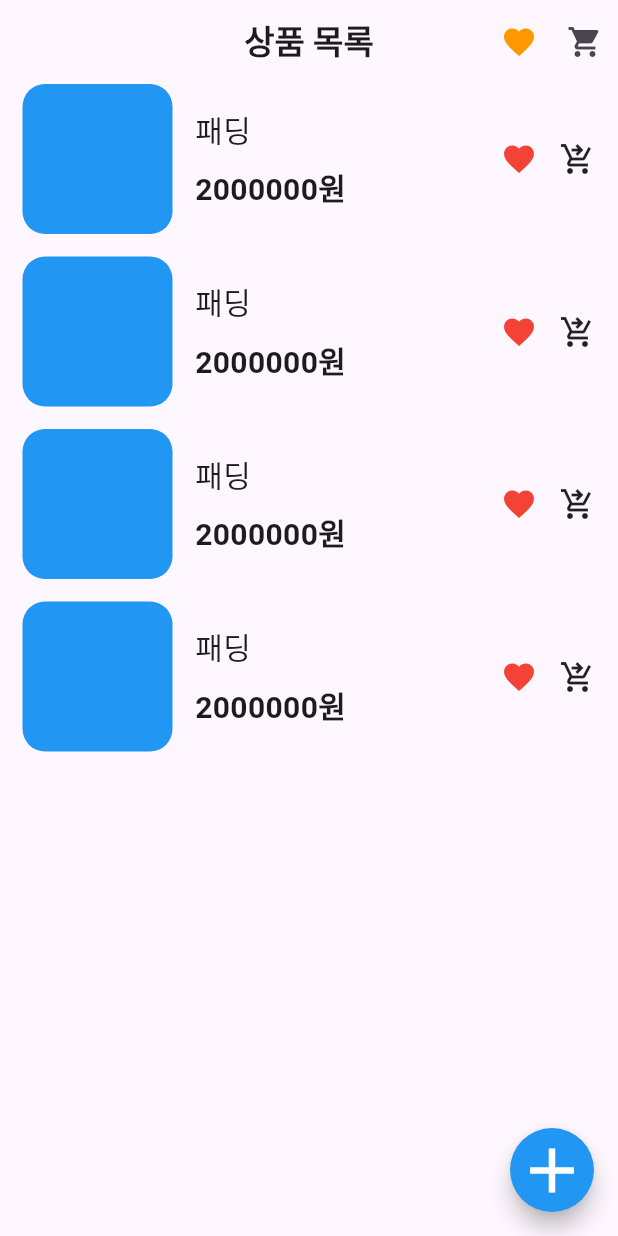
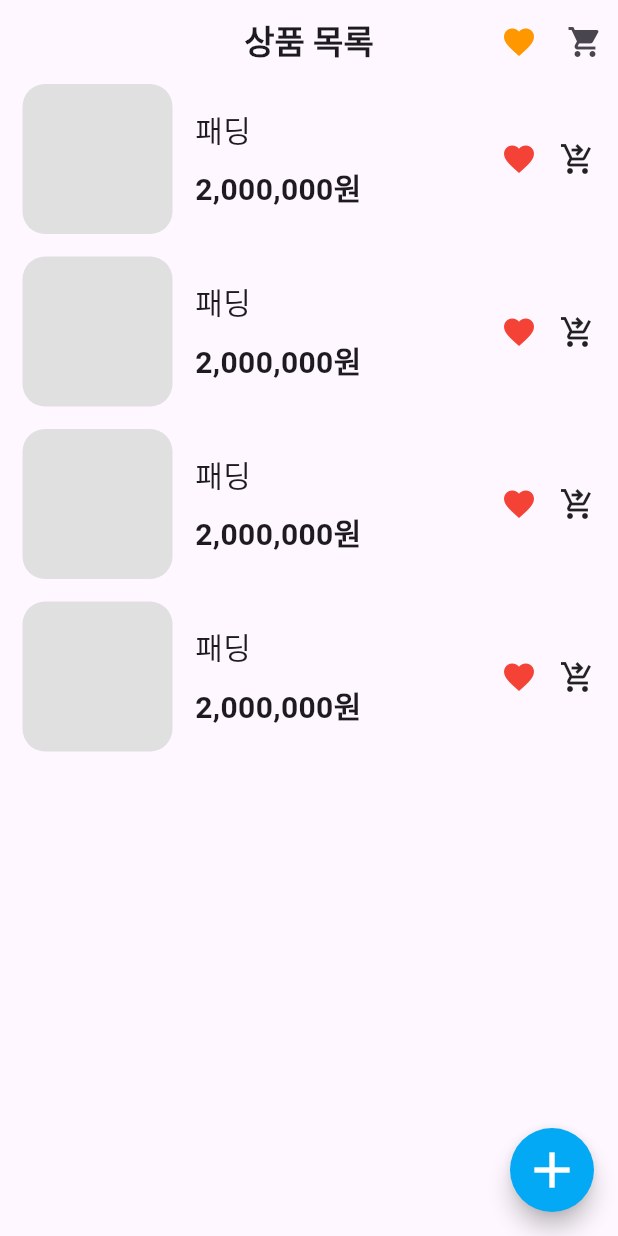
Before and after one commit to jang08089/flutter_shopping, a Flutter app: the screen it shows after launch, on a phone screen of 412 x 824 dp. Run offline on Flutter 3.47's test engine with Material 3 defaults, Android fonts, the phone set to English and light mode, and no system bars; our stand-ins replace image_picker; accounts and stored records are empty.

Commit message:
Update: item list, home page, and Add Product Page

```diff
--- a/lib/pages/add_product_pages/widgets/product_description_input.dart
+++ b/lib/pages/add_product_pages/widgets/product_description_input.dart
@@ -7,7 +7,10 @@ class ProductDescriptionInput extends StatelessWidget {
 
   @override
   Widget build(BuildContext context) {
-    return Column(
+    return GestureDetector(
+      onTap: () => FocusScope.of(context).unfocus(),
+      behavior: HitTestBehavior.translucent,
+      child: Column(
         crossAxisAlignment: CrossAxisAlignment.start,
         children: [
           Text(
@@ -41,6 +44,7 @@ class ProductDescriptionInput extends StatelessWidget {
             onSaved: onSaved,
           ),
         ],
+      ),
     );
   }
 }
--- a/lib/pages/add_product_pages/widgets/product_price_input.dart
+++ b/lib/pages/add_product_pages/widgets/product_price_input.dart
@@ -30,7 +30,10 @@ class _ProductPriceInputState extends State<ProductPriceInput> {
 
   @override
   Widget build(BuildContext context) {
-    return Column(
+    return GestureDetector(
+      onTap: () => FocusScope.of(context).unfocus(),
+      behavior: HitTestBehavior.translucent,
+      child: Column(
         crossAxisAlignment: CrossAxisAlignment.start,
         children: [
           Text(
@@ -82,6 +85,7 @@ class _ProductPriceInputState extends State<ProductPriceInput> {
             },
           ),
         ],
+      ),
     );
   }
 }
--- a/lib/pages/home/home_page.dart
+++ b/lib/pages/home/home_page.dart
@@ -5,16 +5,23 @@ import 'package:flutter_shopping/pages/home/widget/item_list.dart';
 import 'package:flutter_shopping/pages/home/widget/other_page.dart';
 import 'package:flutter_shopping/pages/product_details/product_details_page.dart';
 
-class HomePage extends StatelessWidget {
+class HomePage extends StatefulWidget {
   const HomePage({super.key});
-  final List<Map<String, dynamic>> dummyItems = const [
+
+  @override
+  State<HomePage> createState() => _HomePageState();
+}
+
+class _HomePageState extends State<HomePage> {
+  final List<Map<String, dynamic>> items = [
     {'name': '패딩', 'price': 2000000, 'selected': true},
     {'name': '패딩', 'price': 2000000, 'selected': true},
     {'name': '패딩', 'price': 2000000, 'selected': true},
     {'name': '패딩', 'price': 2000000, 'selected': true},
   ];
+
   Widget get bodyContent {
-    if (dummyItems.isEmpty) {
+    if (items.isEmpty) {
       return Center(
         child: Column(
           mainAxisAlignment: MainAxisAlignment.center,
@@ -31,17 +38,17 @@ class HomePage extends StatelessWidget {
     return Padding(
       padding: const EdgeInsets.symmetric(horizontal: 15),
       child: ListView.separated(
-        itemCount: dummyItems.length,
+        itemCount: items.length,
         separatorBuilder: (context, index) => const SizedBox(height: 15),
         itemBuilder: (context, index) {
-          final item = dummyItems[index];
+          final item = items[index];
           return GestureDetector(
             onTap: () {
               Navigator.push(
                 context,
                 MaterialPageRoute(
                   builder: (context) =>
-                      DetailPage(itemName: item['name'] as String),
+                      DetailPage(itemName: item['name']?.toString() ?? ""),
                 ),
               );
               // Navigator.push(
@@ -50,9 +57,10 @@ class HomePage extends StatelessWidget {
               // );
             },
             child: itemList(
-              item['name'] as String,
-              item['price'] as int,
+              item['name']?.toString() ?? "",
+              item['price'] ?? 0,
               item['selected'] as bool,
+              imagePath: item["image"]?.toString() ?? "",
             ),
           );
         },
@@ -100,15 +108,23 @@ class HomePage extends StatelessWidget {
       body: bodyContent,
 
       floatingActionButton: FloatingActionButton(
-        onPressed: () {
-          Navigator.push(
+        onPressed: () async {
+          final newItem = await Navigator.push(
             context,
             MaterialPageRoute(builder: (context) => AddProductPage()),
           );
+
+          if (newItem != null && newItem is Map<String, dynamic>) {
+            setState(() {
+              items.add(newItem);
+            });
+          }
         },
-        child: Icon(Icons.add, color: Colors.white, size: 50),
-        backgroundColor: Colors.blue,
-        shape: RoundedRectangleBorder(borderRadius: BorderRadius.circular(30)),
+        backgroundColor: Colors.lightBlue,
+        elevation: 6,
+        highlightElevation: 12,
+        shape: CircleBorder(),
+        child: Icon(Icons.add, color: Colors.white, size: 40),
       ), // 상품 등록 페이지 완성되면 연결
     );
   }
--- a/lib/pages/home/widget/item_list.dart
+++ b/lib/pages/home/widget/item_list.dart
@@ -1,27 +1,32 @@
+import 'package:flutter/material.dart';
+import 'dart:io';
+import 'package:intl/intl.dart';
 
-import 'package:flutter/material.dart';
-
-class FavoriteIcon extends StatelessWidget{
+class FavoriteIcon extends StatelessWidget {
   final bool isSelected;
   final VoidCallback? onTap;
 
-  const FavoriteIcon({
-    super.key,
-    required this.isSelected,
-    this.onTap
-  });
+  const FavoriteIcon({super.key, required this.isSelected, this.onTap});
   @override
-Widget build(BuildContext context){
+  Widget build(BuildContext context) {
     return GestureDetector(
       onTap: onTap,
       child: Icon(
         (isSelected) ? Icons.favorite : Icons.favorite_border,
-      color: Colors.red),
+        color: Colors.red,
+      ),
     );
   }
 }
 
-Widget itemList(String itemName, int price, bool isSelected) {
+Widget itemList(
+  String itemName,
+  int price,
+  bool isSelected, {
+  String? imagePath = "",
+}) {
+  final formattPrice = NumberFormat("#,###").format(price);
+
   return Row(
     children: [
       Container(
@@ -29,34 +34,33 @@ Widget itemList(String itemName, int price, bool isSelected) {
         width: 100,
         decoration: BoxDecoration(
           borderRadius: BorderRadius.circular(15),
-            color: Colors.blue
-          )
+          color: Colors.grey[300],
+        ),
+        child: ClipRRect(
+          borderRadius: BorderRadius.circular(15),
+          child: (imagePath != null && imagePath.isNotEmpty)
+              ? Image.asset(imagePath, fit: BoxFit.cover)
+              : null,
+        ),
       ),
       SizedBox(width: 15),
       Column(
         crossAxisAlignment: CrossAxisAlignment.start,
         children: [
-            Text(itemName,
-            style: TextStyle(
-              fontSize: 20),
+          Text(itemName, style: TextStyle(fontSize: 20)),
+          SizedBox(height: 10),
+          Text(
+            '$formattPrice원',
+            style: TextStyle(fontSize: 20, fontWeight: FontWeight.bold),
           ),
-              SizedBox(height: 10),
-            Text('$price원',
-            style: TextStyle(
-              fontSize: 20,
-              fontWeight: FontWeight.bold
-            ),)
         ],
       ),
       Spacer(),
-        FavoriteIcon(
-          isSelected: isSelected,
-          onTap: (){},
-        ),
+      FavoriteIcon(isSelected: isSelected, onTap: () {}),
       SizedBox(width: 15),
-        Icon(Icons.shopping_cart_checkout)
+      Icon(Icons.shopping_cart_checkout),
+
       // 장바구니에 담는 기능 추가 예정
-
     ],
   );
 }
```
Also changed, not shown: lib/pages/add_product_pages/add_product_page.dart (+44 -4 lines), lib/pages/add_product_pages/widgets/product_name_input.dart (+20 -3 lines), lib/pages/add_product_pages/widgets/submit_button.dart (+3 -40 lines). Lines whose indentation alone changed are shown as unchanged.
